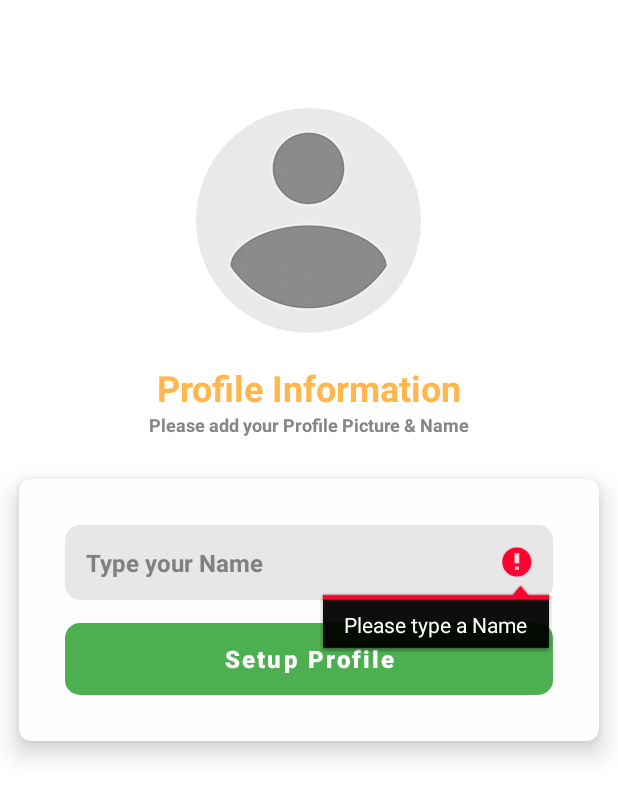
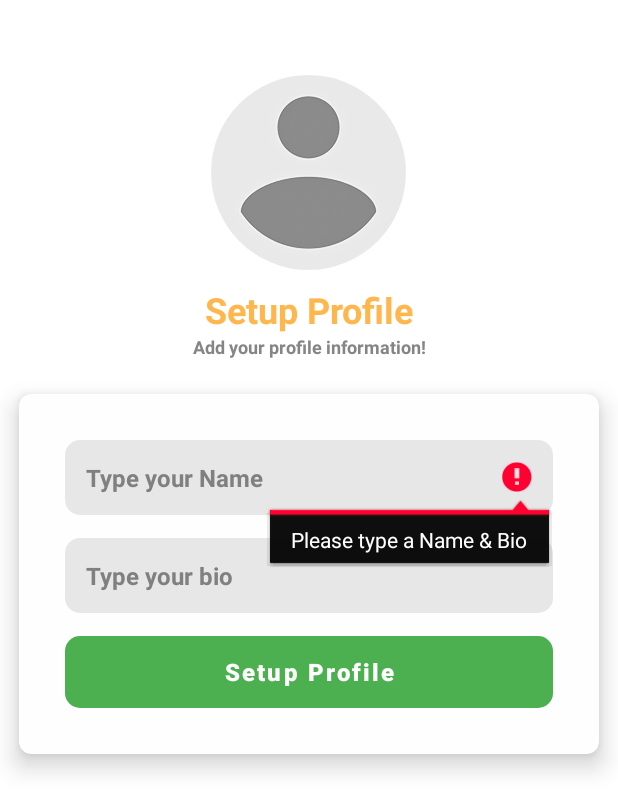
Before and after one commit to iampriteshkumar/Lets-Chat-App-from-Android-Studio-Integration, an Android app: the SetupProfileActivity screen opened directly, with no data from a screen before it, after a tap on "Setup Profile", on a phone screen of 412 x 824 dp. Shown: the top 812 px of the screen. Run offline under Robolectric (Android 15) with nearby library versions, the phone set to English and light mode, and no system bars; our stand-ins replace CircleImageView, Firebase (no records; nobody signed in at launch, a user with empty details on screens opened directly).

Commit message:
Update layout files.

```diff
--- a/app/src/main/java/com/droidappproject/letschat/ChatActivity.kt
+++ b/app/src/main/java/com/droidappproject/letschat/ChatActivity.kt
@@ -64,7 +64,8 @@ class ChatActivity : AppCompatActivity() {
                     if (snapshot.exists()) {
                         val status = snapshot.getValue(String::class.java)
                         if (status == "offline") {
-                            binding!!.status.visibility = View.GONE
+                            binding!!.status.setText(status)
+                            binding!!.status.visibility = View.VISIBLE
                         }
                         else {
                             binding!!.status.setText(status)
--- a/app/src/main/java/com/droidappproject/letschat/SetupProfileActivity.kt
+++ b/app/src/main/java/com/droidappproject/letschat/SetupProfileActivity.kt
@@ -46,8 +46,9 @@ class SetupProfileActivity : AppCompatActivity() {
         }
         binding!!.continueBtn02.setOnClickListener {
             val name: String = binding!!.nameBox.text.toString()
-            if (name.isEmpty()) {
-                binding!!.nameBox.setError("Please type a Name")
+            val bio: String = binding!!.bioBox.text.toString()
+            if (name.isEmpty() && bio.isEmpty()) {
+                binding!!.nameBox.setError("Please type a Name & Bio")
             }
             dialog?.show()
             if (selectedImage != null) {
@@ -60,7 +61,8 @@ class SetupProfileActivity : AppCompatActivity() {
                             val uid = auth!!.uid
                             val phone = auth!!.currentUser!!.phoneNumber
                             val name: String = binding!!.nameBox.text.toString()
-                            val user = User(uid, name, phone, imageUrl)
+                            val bio: String = binding!!.bioBox.text.toString()
+                            val user = User(uid, name, bio, phone, imageUrl)
                             database!!.reference
                                 .child("users")
                                 .child(uid!!)
@@ -77,7 +79,8 @@ class SetupProfileActivity : AppCompatActivity() {
                         val uid = auth!!.uid
                         val phone = auth!!.currentUser!!.phoneNumber
                         val name: String = binding!!.nameBox.text.toString()
-                        val user = User(uid, name, phone, "No Image")
+                        val bio: String = binding!!.bioBox.text.toString()
+                        val user = User(uid, name, bio, phone, "No Image")
                         database!!.reference
                             .child("users")
                             .child(uid!!)
--- a/app/src/main/java/com/droidappproject/letschat/adapter/UserAdapter.kt
+++ b/app/src/main/java/com/droidappproject/letschat/adapter/UserAdapter.kt
@@ -29,12 +29,14 @@ class UserAdapter(var context:Context, var userList: ArrayList<User>):
 
         val user = userList[position]
         holder.binding.username.text = user.name
+        holder.binding.bio.text = user.bio
         Glide.with(context).load(user.profileImage)
             .placeholder(R.drawable.ic_avatar)
             .into(holder.binding.profile)
         holder.itemView.setOnClickListener{
             val intent = Intent(context, ChatActivity::class.java)
             intent.putExtra("name", user.name)
+            intent.putExtra("bio", user.bio)
             intent.putExtra("image", user.profileImage)
             intent.putExtra("uid", user.uid)
             context.startActivity(intent)
--- a/app/src/main/java/com/droidappproject/letschat/model/User.kt
+++ b/app/src/main/java/com/droidappproject/letschat/model/User.kt
@@ -3,6 +3,7 @@ package com.droidappproject.letschat.model
 class User {
     var uid: String? = null
     var name: String? = null
+    var bio: String? = null
     var phoneNumber: String? = null
     var profileImage: String? = null
 
@@ -10,11 +11,13 @@ class User {
     constructor(
         uid: String?,
         name: String?,
+        bio: String?,
         phoneNumber: String?,
         profileImage: String?
     ) {
         this.uid = uid
         this.name = name
+        this.bio = bio
         this.phoneNumber = phoneNumber
         this.profileImage = profileImage
     }
--- a/app/src/main/res/layout/activity_setup_profile.xml
+++ b/app/src/main/res/layout/activity_setup_profile.xml
@@ -14,15 +14,15 @@
 
     <de.hdodenhof.circleimageview.CircleImageView
         android:id="@+id/imageView"
-        android:layout_marginTop="72dp"
+        android:layout_marginTop="50dp"
         android:src="@drawable/ic_avatar"
-        android:layout_width="150dp"
-        android:layout_height="150dp"/>
+        android:layout_width="130dp"
+        android:layout_height="130dp"/>
 
     <TextView
-        android:text="Profile Information"
+        android:text="Setup Profile"
         android:textAlignment="center"
-        android:layout_marginTop="20dp"
+        android:layout_marginTop="10dp"
         android:textSize="24sp"
         android:textStyle="bold|normal"
         android:textColor="#FFB74D"
@@ -30,7 +30,7 @@
         android:layout_height="wrap_content"/>
 
     <TextView
-        android:text="Please add your Profile Picture &amp; Name"
+        android:text="Add your profile information!"
         android:textAlignment="center"
         android:textSize="12sp"
         android:textStyle="bold|normal"
@@ -42,7 +42,7 @@
         android:layout_width="match_parent"
         android:layout_height="wrap_content"
         app:cardBackgroundColor="@color/otpBack"
-        android:layout_marginTop="10dp"
+        android:layout_marginTop="5dp"
         app:cardCornerRadius="8dp"
         app:cardElevation="10dp"
         app:cardUseCompatPadding="true">
@@ -73,6 +73,22 @@
                 android:textSize="16sp"
                 android:textStyle="bold|normal" />
 
+            <EditText
+                android:id="@+id/bioBox"
+                android:layout_width="match_parent"
+                android:layout_height="wrap_content"
+                android:layout_marginBottom="15dp"
+                android:background="@drawable/background_shape"
+                android:ems="1"
+                android:hint="Type your bio"
+                android:inputType="textPersonName"
+                android:minHeight="48dp"
+                android:padding="14dp"
+                android:textColor="#101010"
+                android:textColorHint="#808080"
+                android:textSize="16sp"
+                android:textStyle="bold|normal" />
+
             <Button
                 android:id="@+id/continueBtn02"
                 android:layout_width="match_parent"
--- a/app/src/main/res/layout/activity_verification.xml
+++ b/app/src/main/res/layout/activity_verification.xml
@@ -11,8 +11,8 @@
     tools:context=".VerificationActivity">
 
     <ImageView
-        android:layout_width="250dp"
-        android:layout_height="250dp"
+        android:layout_width="230dp"
+        android:layout_height="230dp"
         android:layout_marginTop="10dp"
         android:scaleType="centerCrop"
         android:src="@drawable/sendotp" />
@@ -67,7 +67,7 @@
         android:layout_height="wrap_content"
         app:cardBackgroundColor="@color/otpBack"
         app:cardCornerRadius="8dp"
-        app:cardElevation="15dp"
+        app:cardElevation="10dp"
         app:cardUseCompatPadding="true">
 
         <LinearLayout
--- a/app/src/main/res/layout/delete_layout.xml
+++ b/app/src/main/res/layout/delete_layout.xml
@@ -15,7 +15,7 @@
         android:padding="10dp"
         android:textColor="#FFB74D"
         android:textSize="16sp"
-        android:textStyle="bold|normal"
+        android:textStyle="normal"
         android:layout_width="match_parent"
         android:layout_height="wrap_content"/>
 
@@ -26,7 +26,7 @@
         android:padding="10dp"
         android:textColor="#FFB74D"
         android:textSize="16sp"
-        android:textStyle="bold|normal"
+        android:textStyle="normal"
         android:layout_width="match_parent"
         android:layout_height="wrap_content"/>
 
@@ -37,7 +37,7 @@
         android:padding="10dp"
         android:textColor="#FFB74D"
         android:textSize="16sp"
-        android:textStyle="bold|normal"
+        android:textStyle="normal"
         android:layout_width="match_parent"
         android:layout_height="wrap_content"/>
 
--- a/app/src/main/res/values-night/themes.xml
+++ b/app/src/main/res/values-night/themes.xml
@@ -23,14 +23,14 @@
 
     </style>
 
-    <!--    Light theme colors-->
+    <!--    Dark theme colors-->
 
     <item name="whtBlc" type="color">#333333</item>
     <item name="chatBack" type="color">#141414</item>
     <item name="msgBox" type="color">#1e1e1e</item>
     <item name="inMsgBox" type="color">#282828</item>
     <item name="txtCol" type="color">@color/white</item>
-    <item name="sendBack" type="color">#B3FFD54F</item>
+    <item name="sendBack" type="color">#AA8500</item>
     <item name="receiveBack" type="color">#33E7E7E7</item>
     <drawable name="proBack">@drawable/bgd</drawable>
 
```
Also changed, not shown: app/src/main/res/layout/activity_chat.xml (+6 -6 lines), app/src/main/res/layout/activity_otpactivity.xml (+4 -4 lines), app/src/main/res/layout/item_profile.xml (+6 -3 lines), app/src/main/res/layout/receive_msg.xml (+7 -7 lines), app/src/main/res/layout/send_msg.xml (+7 -7 lines).
